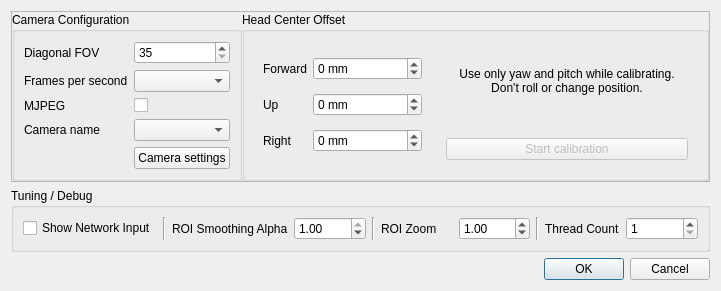
This is tracker-neuralnet/neuralnet-trackercontrols.ui in opentrack/opentrack as Qt 5 draws it before an edit. The edited form follows.
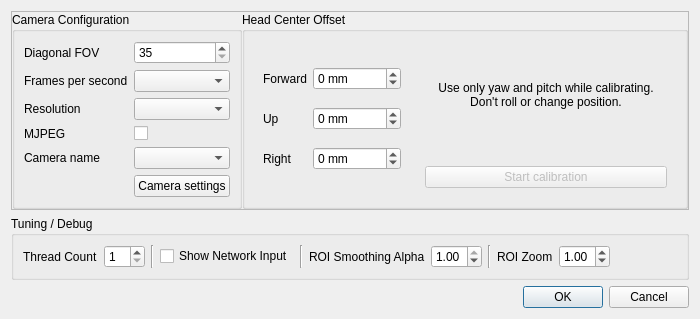
This is the edited form.

Commit message:
tracker/nn: Add resolution setting and tooltips
Tooltips only for half of the settings or so. When hovering over the
actual input boxes.

What changed in the file:
```diff
--- a/tracker-neuralnet/neuralnet-trackercontrols.ui
+++ b/tracker-neuralnet/neuralnet-trackercontrols.ui
@@ -9,8 +9,8 @@
    <rect>
     <x>0</x>
     <y>0</y>
-    <width>721</width>
-    <height>277</height>
+    <width>647</width>
+    <height>305</height>
    </rect>
   </property>
   <property name="windowTitle">
@@ -60,13 +60,10 @@
          <string>Camera Configuration</string>
         </property>
         <layout class="QGridLayout" name="gridLayout_4">
-         <item row="3" column="1">
-          <widget class="QComboBox" name="cameraName">
-           <property name="sizePolicy">
-            <sizepolicy hsizetype="Preferred" vsizetype="Preferred">
-             <horstretch>0</horstretch>
-             <verstretch>0</verstretch>
-            </sizepolicy>
+         <item row="4" column="0">
+          <widget class="QLabel" name="resolution_label">
+           <property name="text">
+            <string>Resolution</string>
            </property>
           </widget>
          </item>
@@ -96,20 +93,6 @@
            </property>
           </widget>
          </item>
-         <item row="2" column="0">
-          <widget class="QLabel" name="label_11">
-           <property name="text">
-            <string>MJPEG</string>
-           </property>
-          </widget>
-         </item>
-         <item row="3" column="0">
-          <widget class="QLabel" name="label_10">
-           <property name="text">
-            <string>Camera name</string>
-           </property>
-          </widget>
-         </item>
          <item row="0" column="0">
           <widget class="QLabel" name="label_9">
            <property name="text">
@@ -125,22 +108,12 @@
              <verstretch>0</verstretch>
             </sizepolicy>
            </property>
-          </widget>
-         </item>
-         <item row="2" column="1">
-          <widget class="QCheckBox" name="use_mjpeg">
-           <property name="sizePolicy">
-            <sizepolicy hsizetype="Minimum" vsizetype="Maximum">
-             <horstretch>0</horstretch>
-             <verstretch>0</verstretch>
-            </sizepolicy>
+           <property name="toolTip">
+            <string>Requested video frame rate. Actual setting may not be supported by the camera.</string>
            </property>
-           <property name="text">
-            <string/>
-           </property>
           </widget>
          </item>
-         <item row="4" column="1">
+         <item row="7" column="1">
           <widget class="QPushButton" name="camera_settings">
            <property name="sizePolicy">
             <sizepolicy hsizetype="Preferred" vsizetype="Maximum">
@@ -153,6 +126,50 @@
            </property>
           </widget>
          </item>
+         <item row="4" column="1">
+          <widget class="QComboBox" name="resolution">
+           <property name="toolTip">
+            <string>The requested resolution for cases where the camera delivers maximum frame rate only for a particular resolution. The image may still be downscaled to the internal resolution.</string>
+           </property>
+          </widget>
+         </item>
+         <item row="6" column="1">
+          <widget class="QComboBox" name="cameraName">
+           <property name="sizePolicy">
+            <sizepolicy hsizetype="Preferred" vsizetype="Preferred">
+             <horstretch>0</horstretch>
+             <verstretch>0</verstretch>
+            </sizepolicy>
+           </property>
+          </widget>
+         </item>
+         <item row="6" column="0">
+          <widget class="QLabel" name="label_10">
+           <property name="text">
+            <string>Camera name</string>
+           </property>
+          </widget>
+         </item>
+         <item row="5" column="1">
+          <widget class="QCheckBox" name="use_mjpeg">
+           <property name="sizePolicy">
+            <sizepolicy hsizetype="Minimum" vsizetype="Maximum">
+             <horstretch>0</horstretch>
+             <verstretch>0</verstretch>
+            </sizepolicy>
+           </property>
+           <property name="text">
+            <string/>
+           </property>
+          </widget>
+         </item>
+         <item row="5" column="0">
+          <widget class="QLabel" name="label_11">
+           <property name="text">
+            <string>MJPEG</string>
+           </property>
+          </widget>
+         </item>
         </layout>
        </widget>
       </item>
@@ -189,6 +206,12 @@
             <enum>QFrame::Raised</enum>
            </property>
            <layout class="QGridLayout" name="gridLayout_11">
+            <property name="sizeConstraint">
+             <enum>QLayout::SetDefaultConstraint</enum>
+            </property>
+            <property name="verticalSpacing">
+             <number>0</number>
+            </property>
             <item row="1" column="1">
              <widget class="QSpinBox" name="ty_spin">
               <property name="maximumSize">
@@ -382,21 +405,34 @@
       <string>Tuning / Debug</string>
      </property>
      <layout class="QGridLayout" name="gridLayout_2">
-      <item row="0" column="7">
-       <widget class="Line" name="line_3">
+      <item row="0" column="10">
+       <widget class="Line" name="line_2">
+        <property name="orientation">
+         <enum>Qt::Vertical</enum>
+        </property>
+       </widget>
+      </item>
+      <item row="0" column="1">
+       <widget class="QSpinBox" name="threadCount">
+        <property name="toolTip">
+         <string>Number of threads. Can be used to balance the CPU load between the game and the tracker.</string>
+        </property>
+        <property name="minimum">
+         <number>1</number>
+        </property>
+        <property name="maximum">
+         <number>32</number>
+        </property>
+       </widget>
+      </item>
+      <item row="0" column="4">
+       <widget class="Line" name="line">
         <property name="orientation">
          <enum>Qt::Vertical</enum>
         </property>
        </widget>
       </item>
       <item row="0" column="8">
-       <widget class="QLabel" name="threadCountLabel">
-        <property name="text">
-         <string>Thread Count</string>
-        </property>
-       </widget>
-      </item>
-      <item row="0" column="2">
        <widget class="QLabel" name="roiFilterAlphaLabel">
         <property name="sizePolicy">
          <sizepolicy hsizetype="Minimum" vsizetype="Minimum">
@@ -409,14 +445,21 @@
         </property>
        </widget>
       </item>
-      <item row="0" column="1">
-       <widget class="Line" name="line">
+      <item row="0" column="11">
+       <widget class="QLabel" name="roiZoomLabel">
+        <property name="text">
+         <string>ROI Zoom</string>
+        </property>
+       </widget>
+      </item>
+      <item row="0" column="2">
+       <widget class="Line" name="line_3">
         <property name="orientation">
          <enum>Qt::Vertical</enum>
         </property>
        </widget>
       </item>
-      <item row="0" column="0">
+      <item row="0" column="3">
        <widget class="QCheckBox" name="showNetworkInput">
         <property name="sizePolicy">
          <sizepolicy hsizetype="Minimum" vsizetype="Fixed">
@@ -429,7 +472,7 @@
         </property>
        </widget>
       </item>
-      <item row="0" column="3">
+      <item row="0" column="9">
        <widget class="QDoubleSpinBox" name="roiFilterAlpha">
         <property name="sizePolicy">
          <sizepolicy hsizetype="Minimum" vsizetype="Fixed">
@@ -460,21 +503,14 @@
         </property>
        </widget>
       </item>
-      <item row="0" column="5">
-       <widget class="QLabel" name="roiZoomLabel">
+      <item row="0" column="0">
+       <widget class="QLabel" name="threadCountLabel">
         <property name="text">
-         <string>ROI Zoom</string>
+         <string>Thread Count</string>
         </property>
        </widget>
       </item>
-      <item row="0" column="4">
-       <widget class="Line" name="line_2">
-        <property name="orientation">
-         <enum>Qt::Vertical</enum>
-        </property>
-       </widget>
-      </item>
-      <item row="0" column="6">
+      <item row="0" column="12">
        <widget class="QDoubleSpinBox" name="roiZoom">
         <property name="minimum">
          <double>0.100000000000000</double>
@@ -490,15 +526,18 @@
         </property>
        </widget>
       </item>
-      <item row="0" column="9">
-       <widget class="QSpinBox" name="threadCount">
-        <property name="minimum">
-         <number>1</number>
+      <item row="0" column="13">
+       <spacer name="horizontalSpacer">
+        <property name="orientation">
+         <enum>Qt::Horizontal</enum>
         </property>
-        <property name="maximum">
-         <number>32</number>
+        <property name="sizeHint" stdset="0">
+         <size>
+          <width>40</width>
+          <height>20</height>
+         </size>
         </property>
-       </widget>
+       </spacer>
       </item>
      </layout>
     </widget>
```
Left out of the diff: 12 changed lines with no effect on the pictures. The commit also changes 6 other files.
